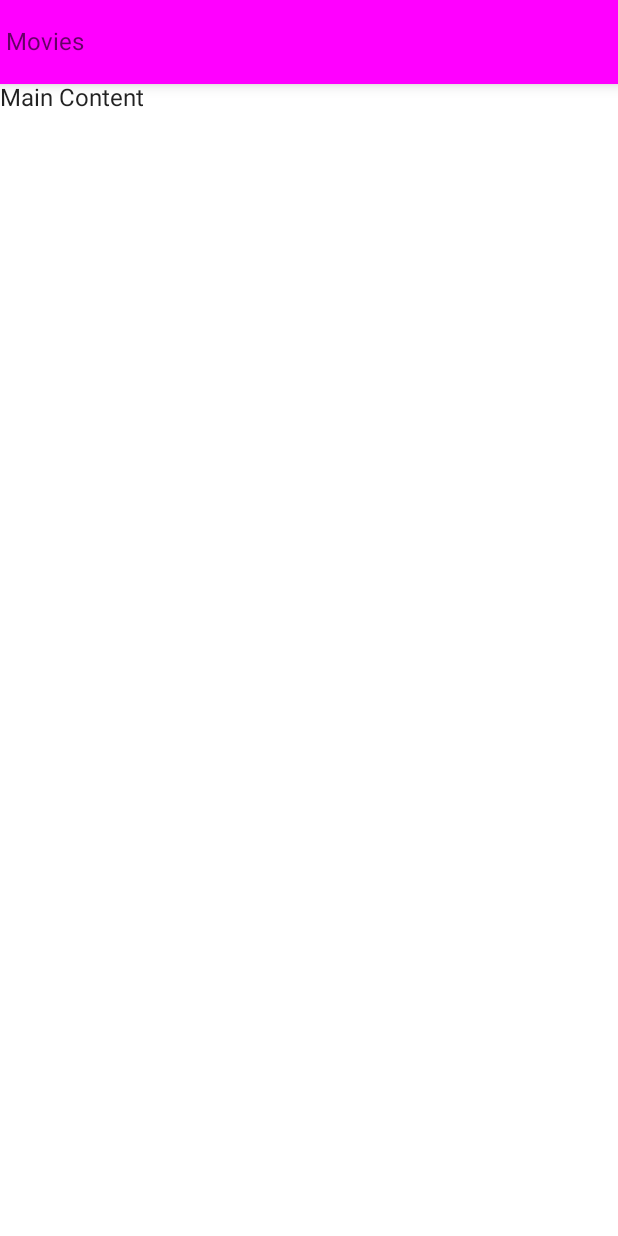
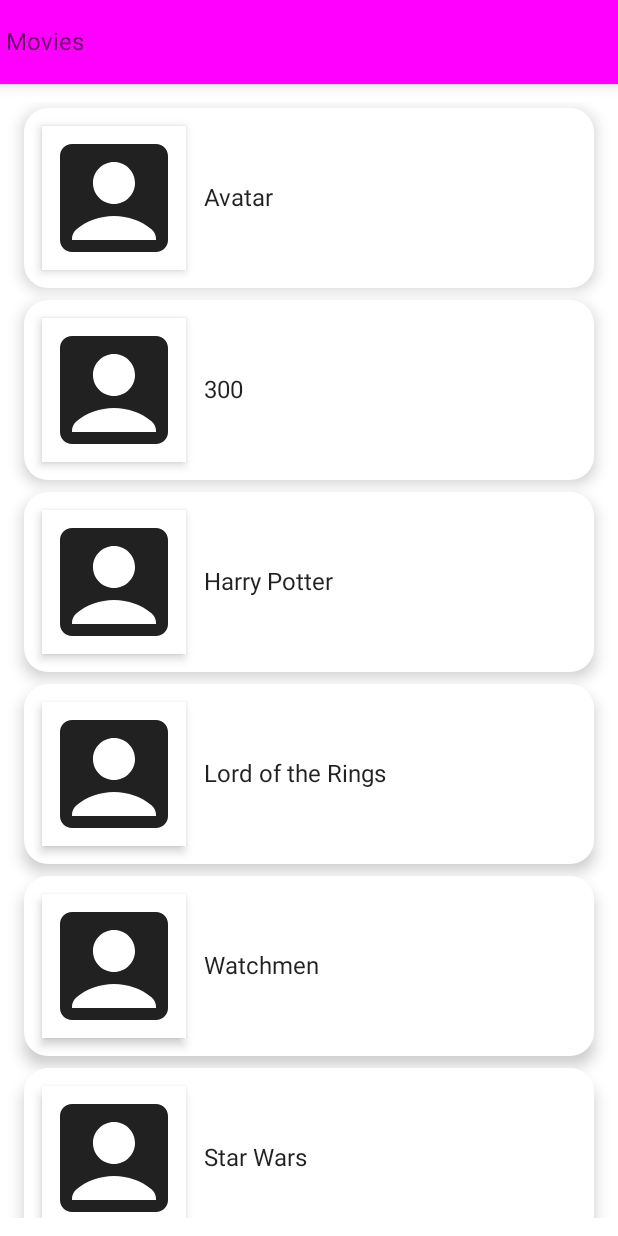
Before and after one commit to nmurphy-87/MovieApp, an Android app built with Jetpack Compose: the screen it shows after launch (MainActivity), on a phone screen of 412 x 824 dp. Run offline under Robolectric (Android 15) with nearby library versions, the phone set to English and light mode, and no system bars.

Commit message:
Used LazyColumn to display movies

```diff
--- a/app/src/main/java/com/niallmurph/movieapp/MainActivity.kt
+++ b/app/src/main/java/com/niallmurph/movieapp/MainActivity.kt
@@ -4,11 +4,19 @@ import android.annotation.SuppressLint
 import android.os.Bundle
 import androidx.activity.ComponentActivity
 import androidx.activity.compose.setContent
-import androidx.compose.foundation.layout.fillMaxSize
+import androidx.compose.foundation.layout.*
+import androidx.compose.foundation.lazy.LazyColumn
+import androidx.compose.foundation.lazy.items
+import androidx.compose.foundation.shape.CornerSize
+import androidx.compose.foundation.shape.RoundedCornerShape
 import androidx.compose.material.*
+import androidx.compose.material.icons.Icons
+import androidx.compose.material.icons.filled.AccountBox
 import androidx.compose.runtime.Composable
+import androidx.compose.ui.Alignment
 import androidx.compose.ui.Modifier
 import androidx.compose.ui.graphics.Color
+import androidx.compose.ui.graphics.RectangleShape
 import androidx.compose.ui.tooling.preview.Preview
 import androidx.compose.ui.unit.dp
 import com.niallmurph.movieapp.ui.theme.MovieAppTheme
@@ -27,8 +35,8 @@ class MainActivity : ComponentActivity() {
 @SuppressLint("UnusedMaterialScaffoldPaddingParameter")
 @Composable
 fun MyApp(
-    content : @Composable () -> Unit
-){
+    content: @Composable () -> Unit
+) {
     MovieAppTheme {
         Scaffold(
             topBar = {
@@ -46,18 +54,59 @@ fun MyApp(
 }
 
 @Composable
-fun MainContent(){
-    Surface(
-        color = MaterialTheme.colors.background
-    ){
-        Text(text = "Main Content")
+fun MainContent(
+    movieList: List<String> = listOf(
+        "Avatar",
+        "300",
+        "Harry Potter",
+        "Lord of the Rings",
+        "Watchmen",
+        "Star Wars",
+        "The Usual Suspects",
+        "Life"
+    )
+) {
+    Column(modifier = Modifier.padding(12.dp)) {
+        LazyColumn{
+            items(items = movieList) {
+                MovieRow(it)
+            }
+        }
     }
+}
 
+@Composable
+fun MovieRow(movie : String){
+    Card(
+        modifier = Modifier
+            .padding(4.dp)
+            .fillMaxWidth()
+            .height(120.dp),
+        shape = RoundedCornerShape(corner = CornerSize(16.dp)),
+        elevation = 6.dp
+    ) {
+        Row(
+            verticalAlignment = Alignment.CenterVertically,
+            horizontalArrangement = Arrangement.Start
+        ){
+            Surface(
+                modifier = Modifier
+                    .padding(12.dp)
+                    .size(96.dp),
+                shape = RectangleShape,
+                elevation = 4.dp
+            ) {
+                Icon(imageVector = Icons.Default.AccountBox, contentDescription = "Movie Image")
+            }
+            Text(text = movie)
+        }
+
+    }
 }
 
 @Preview(showBackground = true)
 @Composable
-fun DefaultPreview(){
+fun DefaultPreview() {
     MyApp {
         MainContent()
     }
```
